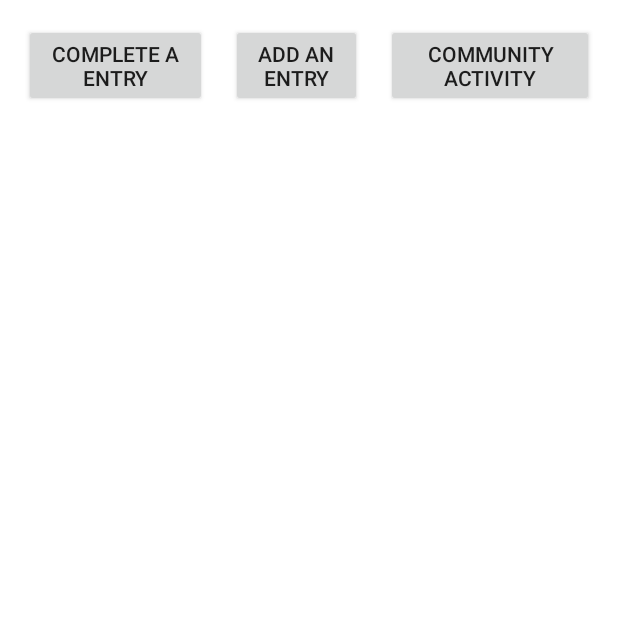
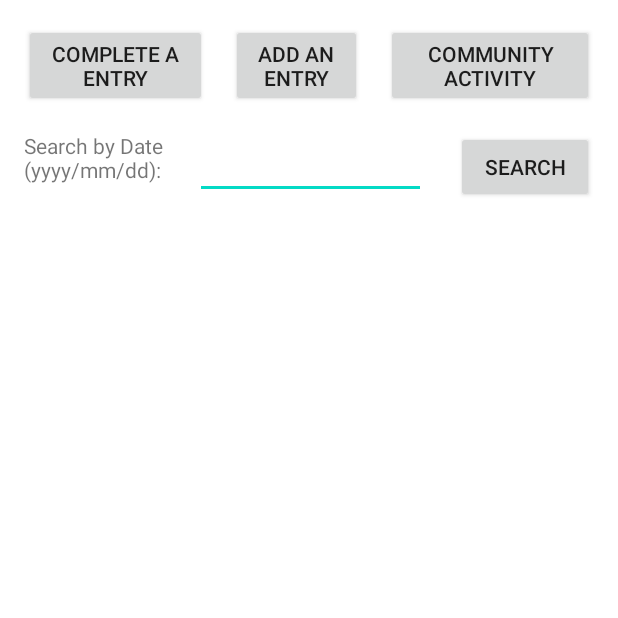
Before and after one commit to xtayzx/CloudGazer, an Android app: the HomeActivity screen opened directly, with no data from a screen before it, on a phone screen of 412 x 824 dp, the top half of it. Run offline under Robolectric (Android 15) with nearby library versions, the light colour scheme and no system bars.

Commit message:
implementation of search bar by date

```diff
--- a/app/src/main/AndroidManifest.xml
+++ b/app/src/main/AndroidManifest.xml
@@ -28,6 +28,9 @@
             android:name=".CommunityActivity"
             android:exported="true" />
         <activity
+            android:name=".SearchActivity"
+            android:exported="true" />
+        <activity
             android:name=".Welcome"
             android:exported="true" >
             <intent-filter>
--- a/app/src/main/java/com/example/cloudgazer/ViewEntryActivity.java
+++ b/app/src/main/java/com/example/cloudgazer/ViewEntryActivity.java
@@ -7,6 +7,7 @@ import android.content.DialogInterface;
 import android.content.Intent;
 import android.content.SharedPreferences;
 import android.database.Cursor;
+import android.graphics.Color;
 import android.os.Bundle;
 import android.util.Log;
 import android.view.View;
@@ -169,9 +170,11 @@ public class ViewEntryActivity extends Activity {
                         // Set the TextView visibility GONE
 //                    tv.setVisibility(View.GONE);
                         Toast.makeText(getApplicationContext(),
-                                "Yes Button Clicked",Toast.LENGTH_SHORT).show();
+                                "This entry has been deleted",Toast.LENGTH_SHORT).show();
                         Log.i("VALUE", String.valueOf(titleField.getText()));
                         db.deleteRow(String.valueOf(titleField.getText()));
+                        deleteButton.setText("Entry Deleted");
+                        deleteButton.setBackgroundColor(Color.BLACK);
 //                        delete = true;
                     }
                 });
--- a/app/src/main/res/layout/activity_home.xml
+++ b/app/src/main/res/layout/activity_home.xml
@@ -43,6 +43,35 @@
                 android:onClick="communityActivity"/>
         </LinearLayout>
 
+        <LinearLayout
+            android:layout_width="match_parent"
+            android:layout_height="wrap_content"
+            android:paddingBottom="20dp"
+            android:orientation="horizontal">
+
+            <TextView
+                android:layout_width="110dp"
+                android:layout_height="match_parent"
+                android:layout_weight="1"
+                android:text="Search by Date (yyyy/mm/dd): "/>
+
+            <EditText
+                android:id="@+id/searchEntry"
+                android:layout_width="150dp"
+                android:layout_height="wrap_content"
+                android:layout_weight="1"/>
+            <Button
+                android:id="@+id/searchButton"
+                android:layout_width="wrap_content"
+                android:layout_height="wrap_content"
+                android:layout_weight="1"
+                android:layout_marginStart="20dp"
+                android:text="Search"
+                android:onClick="searchActivity"/>
+        </LinearLayout>
+
+
+
     <androidx.recyclerview.widget.RecyclerView
         android:id="@+id/recycler"
         android:layout_width="match_parent"
--- a/app/src/main/res/layout/activity_view_entry.xml
+++ b/app/src/main/res/layout/activity_view_entry.xml
@@ -166,7 +166,9 @@
             android:layout_width="wrap_content"
             android:layout_height="wrap_content"
             android:layout_weight="1"
+            android:background="@color/purple_500"
             android:text="Back to Home"
+            android:textColor="@color/white"
             android:onClick="homeButton"/>
 
         <Button
@@ -175,6 +177,8 @@
             android:layout_width="wrap_content"
             android:layout_height="wrap_content"
             android:text="Delete Entry"
+            android:background="@color/purple_500"
+            android:textColor="@color/white"
             android:layout_marginStart="20dp"
             android:layout_weight="1"/>
     </LinearLayout>
```
Also changed, not shown: app/src/main/java/com/example/cloudgazer/HomeActivity.java (+16 -0 lines), app/src/main/java/com/example/cloudgazer/SearchActivity.java (added, +116 -0 lines), app/src/main/java/com/example/cloudgazer/Welcome.java (+16 -16 lines), app/src/main/res/layout/activity_search.xml (added, +61 -0 lines).
